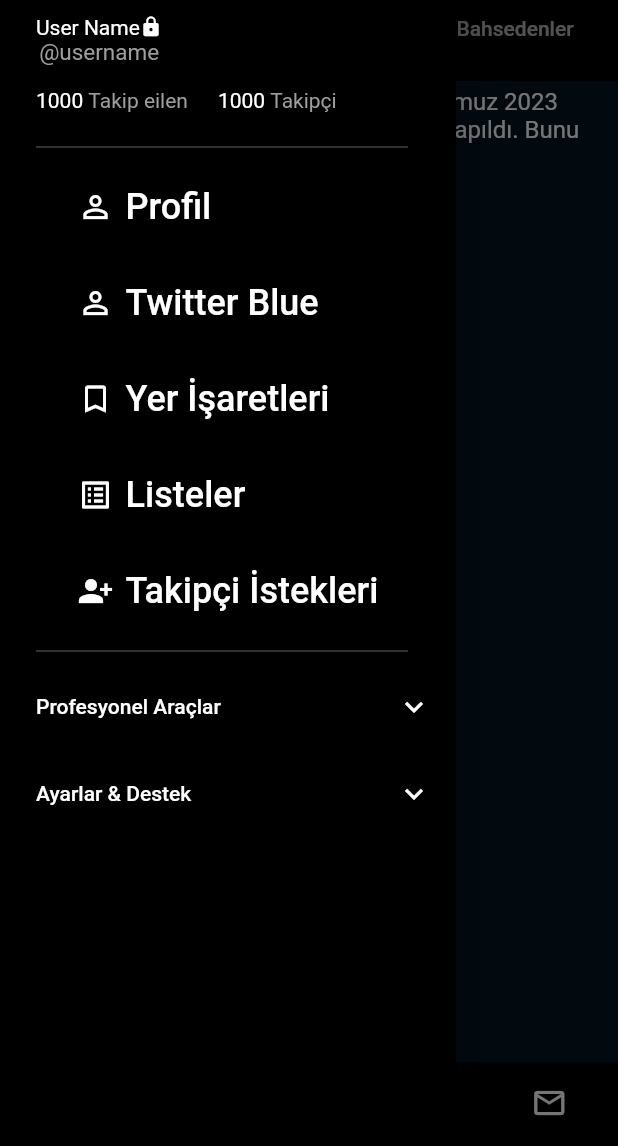
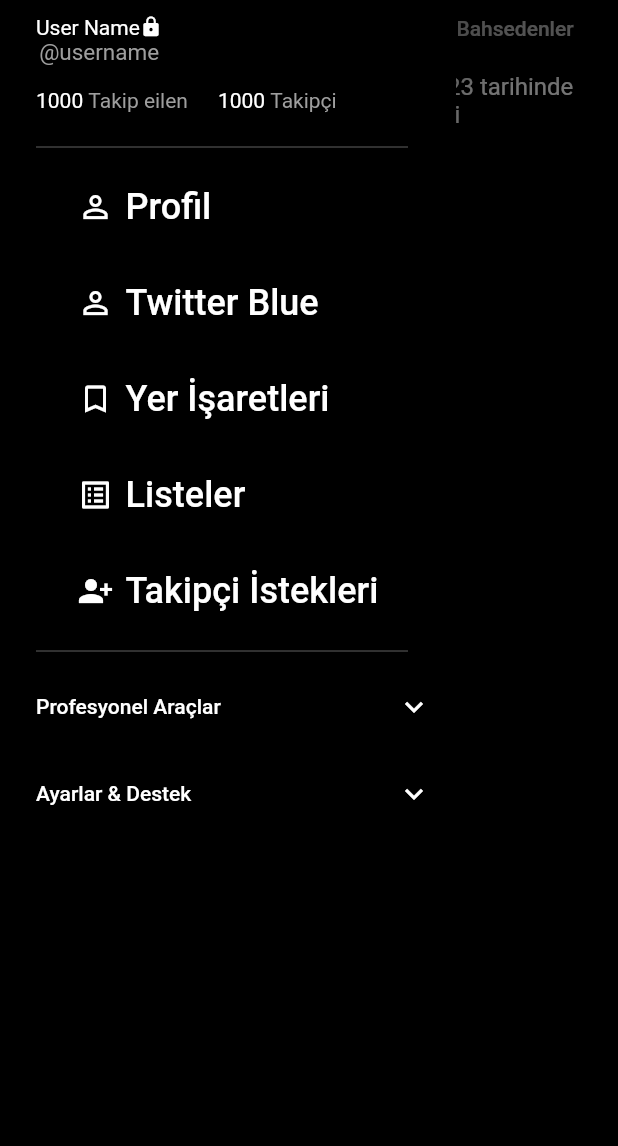
Before and after one commit to DumanIbrahm/twitterClone, a Flutter app: what tabController() shows on an empty page, opened directly, with the side drawer open, on a phone screen of 412 x 824 dp, the part 90-1236 px from its top. Run offline on Flutter 3.47's test engine with Material 2 defaults, Android fonts, the phone set to English and light mode, and no system bars; network calls fail.

```diff
--- a/lib/NotificationsPages/notificiation_main.dart
+++ b/lib/NotificationsPages/notificiation_main.dart
@@ -1,5 +1,6 @@
 import 'package:flutter/material.dart';
 import 'package:twitter_clone/NotificationsPages/Settings/setting_for_notifications.dart';
+import 'package:twitter_clone/constant.dart';
 import 'package:twitter_clone/my_pages/bottom_navigation_bar.dart';
 import 'package:twitter_clone/my_pages/drawer.dart';
 
@@ -23,8 +24,6 @@ Widget tabController(context) {
       initialIndex: 0,
       length: tabsCount,
       child: Scaffold(
-        bottomNavigationBar: const BottomNavigationBars(
-        ),
         drawer: const DrawerMenu(),
         backgroundColor: Colors.black,
         appBar: AppBar(
@@ -34,11 +33,11 @@ Widget tabController(context) {
             "Bildirimler",
             style: TextStyle(fontWeight: FontWeight.bold),
           ),
-          actions:  [
+          actions: [
             Padding(
               padding: EdgeInsets.only(right: 10, left: 10),
               child: IconButton(
-                onPressed: (){
+                onPressed: () {
                   Navigator.pushAndRemoveUntil(
                     context,
                     MaterialPageRoute(
@@ -46,7 +45,7 @@ Widget tabController(context) {
                     (route) => true,
                   );
                 },
-                icon: Icon(Icons.settings),
+                icon: const Icon(Icons.settings),
               ),
             )
           ],
@@ -68,24 +67,24 @@ Widget tabController(context) {
           ),
         ),
         body: TabBarView(children: <Widget>[
-          const Padding(
-            padding: EdgeInsets.only(top: 10),
-            child: ListTile(
-              tileColor: Color.fromRGBO(5, 20, 33, 12.94),
-              leading: Icon(Icons.add),
+          Column(
+            children: const [
+              ListTile(
+                //leading: Icon(Bird.twitter, size: 25, color: Pallete.twitterBlue,),
                 title: Text(
                   "@sadsasa adlı hesabına 15 Temmuz 2023 tarihinde yeni bir cihazdan giriş yapıldı. Bunu şimdi inceleyebilirsin.",
                   style: TextStyle(color: Colors.white),
                 ),
               ),
+            ],
           ),
           Padding(
-            padding: const EdgeInsets.only(left: 15,right: 15),
+            padding: const EdgeInsets.only(left: 15, right: 15),
             child: Center(
               child: Column(
                 children: [
                   Image.asset(
-                    "/Users/ibrahimduman/Desktop/FLUTTER/twittterr_clone/assets/images/onay.jpg",
+                    "assets/images/onaylananlar.jpg",
                   ),
                   const Text("Burada görecek bir şey yok. Henüz...",
                       style: TextStyle(
@@ -102,34 +101,48 @@ Widget tabController(context) {
                       child: ElevatedButton(
                         onPressed: () {},
                         style: ElevatedButton.styleFrom(
+                          backgroundColor: Colors.white,
                           fixedSize: const Size(395, 55),
                           shape: RoundedRectangleBorder(
                             borderRadius: BorderRadius.circular(30),
                           ),
                         ),
-                        child: const Text("Abone ol"),
+                        child: const Text(
+                          "Abone ol",
+                          style: TextStyle(color: Colors.black, fontSize: 20),
+                        ),
                       )),
                   const Padding(
-                        padding:  EdgeInsets.only(top: 8.0),
-                        child:  Text("Sınırlı bir süre için geçerli teklif : ₺ 2.199,00/yıl",style: TextStyle(color: Colors.white)),
+                    padding: EdgeInsets.only(top: 8.0),
+                    child: Text(
+                        "Sınırlı bir süre için geçerli teklif : ₺ 2.199,00/yıl",
+                        style: TextStyle(
+                            color: Colors.white, fontWeight: FontWeight.bold)),
                   )
                 ],
               ),
             ),
           ),
           Padding(
-            padding: const EdgeInsets.only(left: 10.0,),
+            padding: const EdgeInsets.only(
+              left: 10.0,
+            ),
             child: SizedBox(
               child: Center(
-                child: Column(children: const [
-                    Text("Sohbete katıl\n",
+                child: Column(
+                  children: [
+                    Image.asset("assets/images/bahsedenler.jpg"),
+                    const Text("Sohbete katıl\n",
                         style: TextStyle(
                             color: Colors.white,
                             fontWeight: FontWeight.bold,
                             fontSize: 30)),
-                    Text("Twitter'da bir Twette veya yanıtta senden bahsedildiğinde burada görebilirsin.",style: TextStyle(
-                                color: Colors.white),)
-                ],),
+                    const Text(
+                      "Twitter'da bir Twette veya yanıtta senden bahsedildiğinde burada görebilirsin.",
+                      style: TextStyle(color: Colors.white),
+                    )
+                  ],
+                ),
               ),
             ),
           )
--- a/lib/constant.dart
+++ b/lib/constant.dart
@@ -5,4 +5,6 @@ class Pallete {
   static const Color textColor = Color.fromRGBO(255, 255, 255, 1);
   static const Color twitterBlue = Color.fromRGBO(21, 86, 143, 1);
   static const Color textGrey = Color.fromRGBO(152, 158, 164, 1);
+  static const Color onSwitchColor = Color.fromRGBO(0,184,123, 1);
+  static const Color closeSwitchColor = Color.fromRGBO(38,37,42, 1);
 }
--- a/lib/main.dart
+++ b/lib/main.dart
@@ -1,4 +1,5 @@
 import 'package:flutter/material.dart';
+import 'package:twitter_clone/NotificationsPages/notificiation_main.dart';
 import 'package:twitter_clone/my_pages/bottom_navigation_bar.dart';
 import 'package:twitter_clone/my_pages/drawer.dart';
 import 'package:twitter_clone/my_pages/home_page.dart';
@@ -58,7 +59,7 @@ class _MyHomePageState extends State<MyHomePage> {
       // body: _selectedIndex <= allPages!.length - 1
       //     ? allPages![_selectedIndex]
       //     : allPages![0],
-      body: HomePage(),
+      body: NotificationsPage(),
     );
   }
 }
--- a/lib/my_pages/details.dart
+++ b/lib/my_pages/details.dart
@@ -13,7 +13,8 @@ class Details extends StatefulWidget {
 class _DetailsState extends State<Details> {
   @override
   Widget build(BuildContext context) {
-    return Scaffold(
+    return SafeArea(
+      child: Scaffold(
         appBar: AppBar(),
         body: Column(
           children: [
@@ -119,6 +120,7 @@ class _DetailsState extends State<Details> {
             )
           ],
         ),
+      ),
     );
   }
 }
--- a/lib/my_pages/drawer.dart
+++ b/lib/my_pages/drawer.dart
@@ -11,7 +11,8 @@ class DrawerMenu extends StatefulWidget {
 class _DrawerMenuState extends State<DrawerMenu> {
   @override
   Widget build(BuildContext context) {
-    return Drawer(
+    return SafeArea(
+      child: Drawer(
         backgroundColor: Pallete.primaryColor,
         child: SingleChildScrollView(
           child: Column(
@@ -195,6 +196,7 @@ class _DrawerMenuState extends State<DrawerMenu> {
             ],
           ),
         ),
+      ),
     );
   }
 }
```
Also changed, not shown: lib/NotificationsPages/Settings/SettingsDetails/eposta_notification.dart (+27 -13 lines), lib/NotificationsPages/Settings/SettingsDetails/filtre_page.dart (+7 -6 lines), lib/NotificationsPages/Settings/SettingsDetails/mute_notification.dart (+7 -6 lines), lib/NotificationsPages/Settings/preferences.dart (+14 -12 lines), lib/my_pages/home_page.dart (+23 -12 lines), pubspec.yaml (+8 -5 lines), assets/images/bahsedenler.jpg (added), assets/images/onaylananlar.jpg (added). Lines whose indentation alone changed are shown as unchanged.
